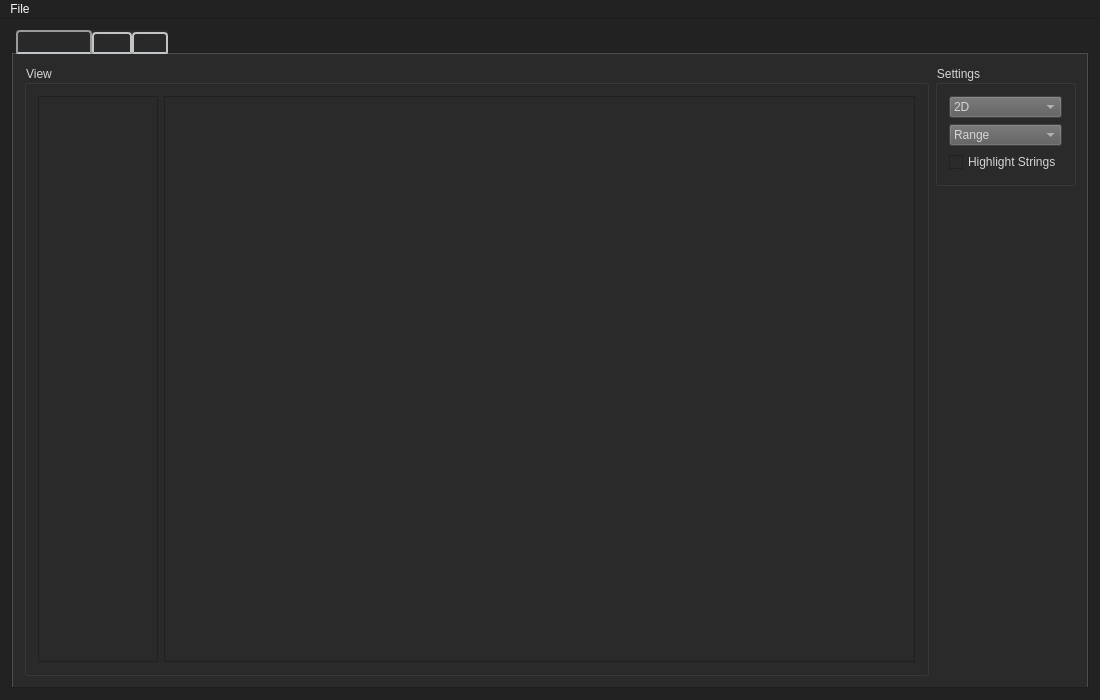
Mixbo-zz/relooker, file Relooker/mainwindow.ui: the form before one commit.
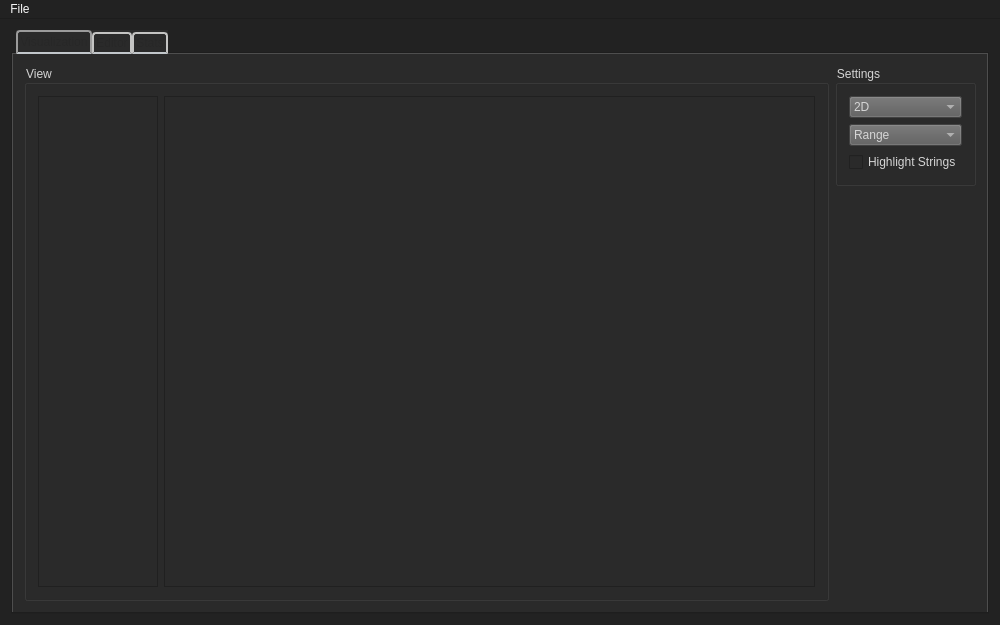
The form after the commit. Custom widgets are drawn as their Qt base class.

Commit message: Modified screen size and update screenshot

What changed in the file:
```diff
--- a/Relooker/mainwindow.ui
+++ b/Relooker/mainwindow.ui
@@ -6,8 +6,8 @@
    <rect>
     <x>0</x>
     <y>0</y>
-    <width>1100</width>
-    <height>700</height>
+    <width>1000</width>
+    <height>625</height>
    </rect>
   </property>
   <property name="sizePolicy">
@@ -18,8 +18,8 @@
   </property>
   <property name="minimumSize">
    <size>
-    <width>1100</width>
-    <height>0</height>
+    <width>1000</width>
+    <height>625</height>
    </size>
   </property>
   <property name="palette">
@@ -3765,7 +3765,7 @@
     <rect>
      <x>0</x>
      <y>0</y>
-     <width>1100</width>
+     <width>1000</width>
      <height>22</height>
     </rect>
    </property>
```
The commit also changes 1 other file.
